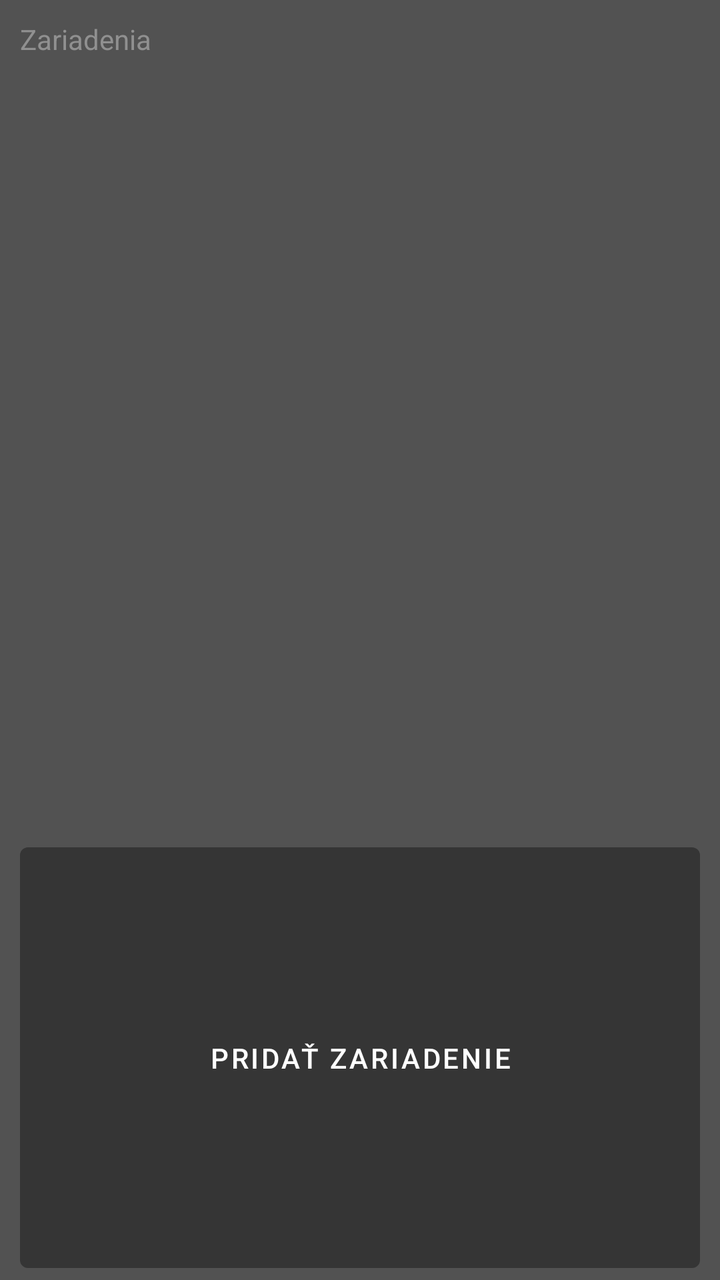
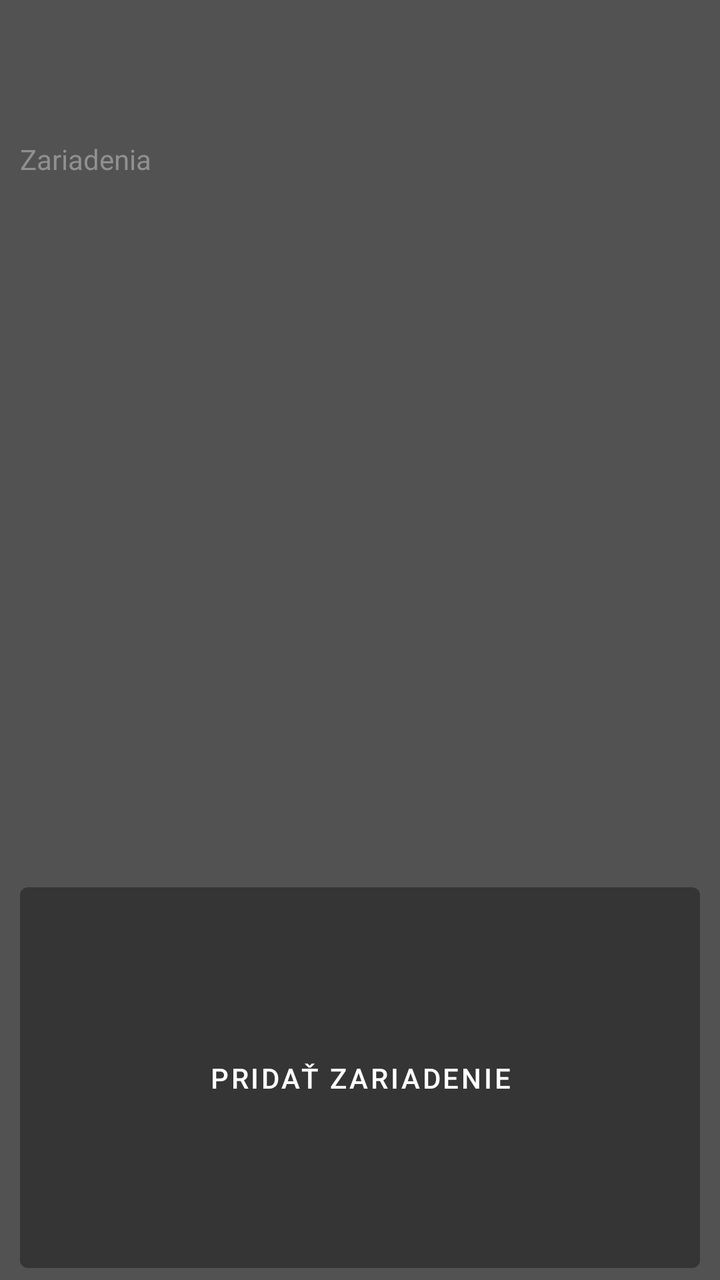

Before-and-after screenshots of an Android layout around one commit, followed by the original layout XML and the change that was made.
<!-- AndroidManifest.xml: application theme AppTheme -->
<!-- res/layout/settings_activity.xml -->
<LinearLayout xmlns:android="http://schemas.android.com/apk/res/android"
    style="@style/MainLayout"
    android:layout_width="match_parent"
    android:layout_height="wrap_content"
    android:orientation="vertical"
    android:paddingStart="10dp"
    android:paddingLeft="10dp"
    android:paddingTop="10dp"
    android:paddingEnd="10dp"
    android:paddingRight="10dp">

    <TextView
        android:id="@+id/textView2"
        android:layout_width="match_parent"
        android:layout_height="wrap_content"
        android:layout_weight="1"
        android:text="@string/devices" />

    <ListView
        android:id="@+id/deviceList"
        android:layout_width="match_parent"
        android:layout_height="wrap_content"
        android:layout_weight="1"
        android:padding="10dp" />

    <Button
        android:id="@+id/add_device_button"
        android:layout_width="match_parent"
        android:layout_height="wrap_content"
        android:layout_marginTop="20dp"
        android:layout_weight="1"
        android:text="@string/add_device_button" />

</LinearLayout>
<!-- resources referenced by this layout -->
<resources>
  <string name="add_device_button">Pridať zariadenie</string>
  <string name="devices">Zariadenia</string>
  <style name="MainLayout">
          <item name="android:layout_marginRight">5dp</item>
          <item name="android:layout_marginLeft">5dp</item>
      </style>
  <style name="AppTheme" parent="Theme.MaterialComponents.Light.DarkActionBar">
          
          <item name="colorPrimary">@color/colorPrimaryDark</item>
          <item name="colorPrimaryDark">@color/colorPrimaryDark</item>
          <item name="colorAccent">@color/colorAccent</item>
          <item name="android:windowBackground">@color/colorBackground</item>
          <item name="android:textColor">@color/colorPrimary</item>
          <item name="actionOverflowMenuStyle">@style/popMenuStyle</item>
  
  
  
      </style>
  <color name="colorPrimaryDark">#353535</color>
  <color name="colorAccent">#03A8DA</color>
  <color name="colorBackground">#525252</color>
  <color name="colorPrimary">#909090</color>
  <style name="popMenuStyle" parent="Widget.AppCompat.PopupMenu.Overflow">
          <item name="android:popupBackground">@color/colorBackground</item>
      </style>
</resources>

<!-- the commit's change to res/layout/settings_activity.xml (unified diff, before → after) -->
@@ -5,7 +5,7 @@
     android:orientation="vertical"
     android:paddingStart="10dp"
     android:paddingLeft="10dp"
-    android:paddingTop="10dp"
+    android:paddingTop="70dp"
     android:paddingEnd="10dp"
     android:paddingRight="10dp">
 
@@ -21,7 +21,8 @@
         android:layout_width="match_parent"
         android:layout_height="wrap_content"
         android:layout_weight="1"
-        android:padding="10dp" />
+        android:padding="10dp"
+        android:paddingTop="70dp" />
 
     <Button
         android:id="@+id/add_device_button"
